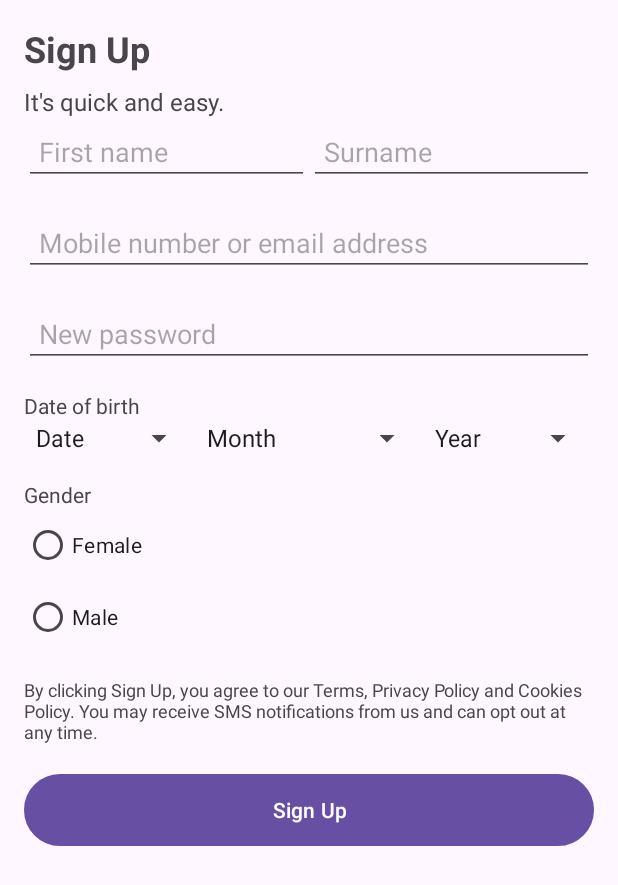
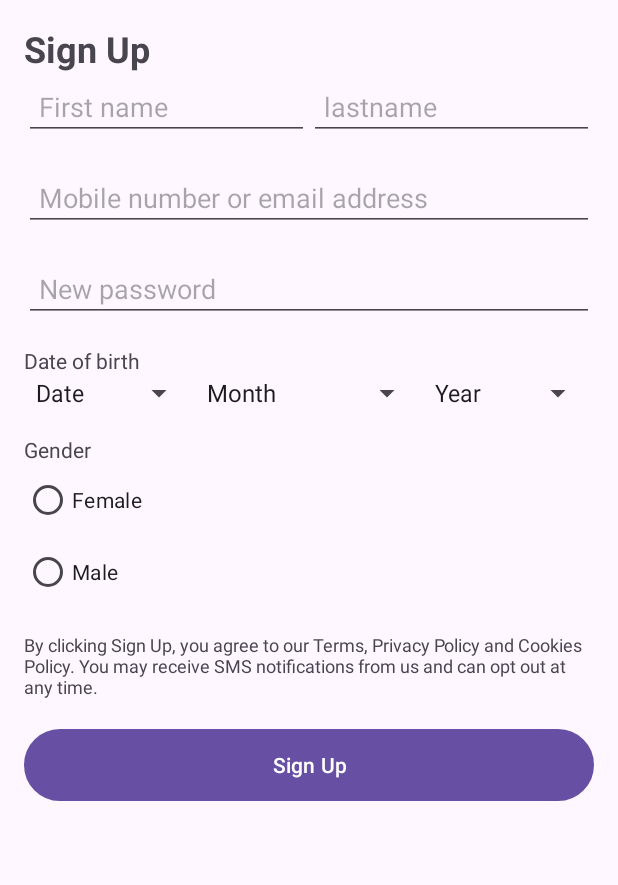
Before and after one commit to Khizar-x64/instagram_clone_, an Android app: the fragment Login_Page_Fragement placed in its activity, after a tap on "Create new account", on a phone screen of 412 x 824 dp. Shown: the top 885 px of the screen. Run offline under Robolectric (Android 15) with nearby library versions, the phone set to English and light mode, and no system bars; our stand-ins replace Firebase (no records; nobody signed in at launch, a user with empty details on screens opened directly); Roboto replaces fonts that are not available here.

```diff
--- a/app/src/main/java/com/example/instagram_clone_/Login_Page_Fragement.kt
+++ b/app/src/main/java/com/example/instagram_clone_/Login_Page_Fragement.kt
@@ -1,6 +1,8 @@
 package com.example.instagram_clone_
 
+import android.content.ContentValues.TAG
 import android.os.Bundle
+import android.util.Log
 import android.view.LayoutInflater
 import android.view.View
 import android.view.ViewGroup
@@ -13,56 +15,76 @@ import com.google.firebase.auth.FirebaseAuth
 
 class Login_Page_Fragement : Fragment(activity_login_page) {
 
+    private lateinit var firebaseAuth: FirebaseAuth
     override fun onCreateView(
         inflater: LayoutInflater, container: ViewGroup?,
         savedInstanceState: Bundle?
     ): View? {
         val view = inflater.inflate(activity_login_page, container, false)
-        val fragment=Signup_page()
         val AccountBtn =view.findViewById<Button>(R.id.btn_create_account)
         AccountBtn.setOnClickListener()
         {
+            val fragment=Signup_page_Fragement()
             requireActivity().supportFragmentManager.beginTransaction()
                 .replace(R.id.main_Fragement_Container, fragment)
                 .commit()
         }
-
         val login_btn:Button=view.findViewById(R.id.btn_login)
 
-        val Email_or_phone_num:String= view.findViewById<EditText>(R.id.email_or_phone)
-            .text.toString().trim()//email or phone store variable
-
-        val password:String=view.findViewById<EditText>(R.id.password)
-            .text.toString().trim()//password store variable
-
-        val  firebaseAuth = FirebaseAuth.getInstance()
-
-        login_btn.setOnClickListener()
-        {
-            if(Email_or_phone_num.isNotEmpty()&&password.isNotEmpty()) {
-                firebaseAuth.signInWithEmailAndPassword(Email_or_phone_num, password)
-                    .addOnSuccessListener {
-                        if (it.user?.isEmailVerified == true) {
-                            Toast.makeText(
-                                requireContext(),
-                                "Login Successfully",
-                                Toast.LENGTH_SHORT
-                            ).show()
-                        } else {
-                            Toast.makeText(requireContext(), "Invalid Email", Toast.LENGTH_SHORT)
-                                .show()
-                        }
-                    }.addOnFailureListener {
-
-                        Toast.makeText(requireContext(), "Login Failed", Toast.LENGTH_SHORT).show()
-                    }
-
-            }
-            else {
-                Toast.makeText(requireContext(), "Invalid Email", Toast.LENGTH_SHORT).show()
-            }
+        login_btn.setOnClickListener() {
+            firebaseAuth = FirebaseAuth.getInstance()
+            performLogin(view,firebaseAuth)
         }
         return view
     }
+   /* public override fun onStart() {
+        super.onStart()
+        // Check if user is signed in (non-null) and update UI accordingly.
+        val currentUser = firebaseAuth.currentUser
+        if (currentUser != null) {
+            Toast.makeText(requireContext(), "yp!", Toast.LENGTH_SHORT).show()
+            relod()
+        }
+    }*/
 
+
+    private fun performLogin(view: View, firebaseAuth: FirebaseAuth) {
+        val emailOrPhone = view.findViewById<EditText>(R.id.email_or_phone)
+            .text.toString().trim()
+        val password = view.findViewById<EditText>(R.id.password)
+            .text.toString().trim()
+       /* firebaseAuth.signInWithEmailAndPassword(emailOrPhone, password)
+    .addOnCompleteListener() { task ->
+        if (task.isSuccessful) {
+            // Sign in success, update UI with the signed-in user's information
+            Log.d(TAG, "signInWithEmail:success")
+            val user = firebaseAuth.currentUser
+
+        } else {
+            // If sign in fails, display a message to the user.
+            Log.w(TAG, "signInWithEmail:failure", task.exception)
+            Toast.makeText(
+                    null,
+                "Authentication failed.",
+                Toast.LENGTH_SHORT,
+            ).show()
+
+        }*/
+
+        if (emailOrPhone.isNotEmpty() && password.isNotEmpty()) {
+            firebaseAuth.signInWithEmailAndPassword(emailOrPhone, password)
+                .addOnSuccessListener {
+                    if (it.user?.isEmailVerified == true) {
+                        Toast.makeText(requireContext(), "Login Successfully", Toast.LENGTH_SHORT).show()
+
+                    } else {
+                        Toast.makeText(requireContext(), "Please verify your email", Toast.LENGTH_SHORT).show()
+                    }
+                }.addOnFailureListener {
+                    Toast.makeText(requireContext(), "Login Failed: ${it.message}", Toast.LENGTH_SHORT).show()
+                }
+        } else {
+            Toast.makeText(requireContext(), "Please enter email/phone and password", Toast.LENGTH_SHORT).show()
+        }
+    }
 }
--- a/app/src/main/java/com/example/instagram_clone_/MainActivity.kt
+++ b/app/src/main/java/com/example/instagram_clone_/MainActivity.kt
@@ -1,8 +1,6 @@
 package com.example.instagram_clone_
 import android.os.Bundle
-import android.widget.ImageView
 import androidx.appcompat.app.AppCompatActivity
-import androidx.fragment.app.Fragment
 import com.example.instagram_clone_.R.id
 import com.example.instagram_clone_.R.layout
 
@@ -13,26 +11,10 @@ class MainActivity : AppCompatActivity() {
 
         setContentView(layout.activity_main)
 
-        val StarterFragment=StarterFragment()
+        val fragment=StarterFragment()
         supportFragmentManager.beginTransaction().
-                add(id.main_Fragement_Container,StarterFragment).
+                add(id.main_Fragement_Container,fragment).
                 commit()
-        /*val startLogo=findViewById<ImageView>(id.start_logo)
-        startLogo.setOnClickListener()
-        {
-           monotoneFragment(Login_Page_Fragement())
 
-        }*/
     }
-
-    /*private fun monotoneFragment(fragment: Fragment) {
-        val fragmentManager=supportFragmentManager
-        val fragmentTransaction=fragmentManager.beginTransaction()
-        fragmentTransaction.replace(id.Fragment_layout,fragment)
-
-        fragmentTransaction.commit()
-    }*/
-
-
-
 }
--- a/app/src/main/java/com/example/instagram_clone_/Signup_page_Fragement.kt
+++ b/app/src/main/java/com/example/instagram_clone_/Signup_page_Fragement.kt
@@ -1,6 +1,70 @@
 package com.example.instagram_clone_
 
+import android.os.Bundle
 import androidx.fragment.app.Fragment
+import android.view.LayoutInflater
+import android.view.View
+import android.view.ViewGroup
+import android.widget.EditText
 
-class Signup_page :Fragment(R.layout.activity_sign_up_page){
+// TODO: Rename parameter arguments, choose names that match
+// the fragment initialization parameters, e.g. ARG_ITEM_NUMBER
+private const val ARG_PARAM1 = "param1"
+private const val ARG_PARAM2 = "param2"
+
+/**
+ * A simple [Fragment] subclass.
+ * Use the [Signup_page_Fragement.newInstance] factory method to
+ * create an instance of this fragment.
+ */
+class Signup_page_Fragement : Fragment() {
+    // TODO: Rename and change types of parameters
+    private var param1: String? = null
+    private var param2: String? = null
+
+    override fun onCreate(savedInstanceState: Bundle?) {
+        super.onCreate(savedInstanceState)
+        arguments?.let {
+            param1 = it.getString(ARG_PARAM1)
+            param2 = it.getString(ARG_PARAM2)
+        }
+    }
+
+    override fun onCreateView(
+        inflater: LayoutInflater, container: ViewGroup?,
+        savedInstanceState: Bundle?
+    ): View? {
+        val view =inflater.
+        inflate(R.layout.activity_sign_up_page, container, false)
+        val firstname=view.findViewById<EditText>(R.id.et_first_name)
+            .text.toString().trim()
+        val lastname=view.findViewById<EditText>(R.id.et_lastname)
+            .text.toString().trim()
+        val Email_or_phone_num:String= view.findViewById<EditText>(R.id.et_mobile_email)
+            .text.toString().trim()//email or phone store variable
+        val password:String=view.findViewById<EditText>(R.id.et_password)
+            .text.toString().trim()//password store variable
+
+        // Inflate the layout for this fragment
+        return view
+    }
+    companion object {
+        /**
+         * Use this factory method to create a new instance of
+         * this fragment using the provided parameters.
+         *
+         * @param param1 Parameter 1.
+         * @param param2 Parameter 2.
+         * @return A new instance of fragment Signup_page_Fragement.
+         */
+        // TODO: Rename and change types and number of parameters
+        @JvmStatic
+        fun newInstance(param1: String, param2: String) =
+            Signup_page_Fragement().apply {
+                arguments = Bundle().apply {
+                    putString(ARG_PARAM1, param1)
+                    putString(ARG_PARAM2, param2)
+                }
+            }
+    }
 }
--- a/app/src/main/res/layout/activity_sign_up_page.xml
+++ b/app/src/main/res/layout/activity_sign_up_page.xml
@@ -11,7 +11,7 @@
         android:id="@+id/tv_signup_title"
         android:layout_width="wrap_content"
         android:layout_height="wrap_content"
-        android:text="Sign Up"
+        android:text="@string/sign_up"
         android:textSize="24sp"
         android:textStyle="bold"
         app:layout_constraintTop_toTopOf="parent"
@@ -19,40 +19,29 @@
         app:layout_constraintEnd_toEndOf="parent"
         app:layout_constraintHorizontal_bias="0"/>
 
-    <!-- Subtitle -->
-    <TextView
-        android:id="@+id/tv_signup_subtitle"
-        android:layout_width="wrap_content"
-        android:layout_height="wrap_content"
-        android:text="It's quick and easy."
-        android:textSize="16sp"
-        android:layout_marginTop="8dp"
-        app:layout_constraintTop_toBottomOf="@id/tv_signup_title"
-        app:layout_constraintStart_toStartOf="parent"
-        app:layout_constraintEnd_toEndOf="parent"
-        app:layout_constraintHorizontal_bias="0"/>
+
 
     <!-- First Name -->
     <EditText
         android:id="@+id/et_first_name"
         android:layout_width="0dp"
         android:layout_height="wrap_content"
-        android:hint="First name"
+        android:hint="@string/first_name"
         android:padding="10dp"
-        app:layout_constraintTop_toBottomOf="@id/tv_signup_subtitle"
+        app:layout_constraintTop_toBottomOf="@id/tv_signup_title"
         app:layout_constraintStart_toStartOf="parent"
-        app:layout_constraintEnd_toStartOf="@+id/et_surname"
+        app:layout_constraintEnd_toStartOf="@+id/et_lastname"
         app:layout_constraintHorizontal_weight="1"
         app:layout_constraintWidth_percent="0.5"/>
 
     <!-- Surname -->
     <EditText
-        android:id="@+id/et_surname"
+        android:id="@+id/et_lastname"
         android:layout_width="0dp"
         android:layout_height="wrap_content"
-        android:hint="Surname"
+        android:hint="@string/lastname"
         android:padding="10dp"
-        app:layout_constraintTop_toBottomOf="@id/tv_signup_subtitle"
+        app:layout_constraintTop_toBottomOf="@id/tv_signup_title"
         app:layout_constraintStart_toEndOf="@id/et_first_name"
         app:layout_constraintEnd_toEndOf="parent"
         app:layout_constraintHorizontal_weight="1"
@@ -63,7 +52,7 @@
         android:id="@+id/et_mobile_email"
         android:layout_width="0dp"
         android:layout_height="wrap_content"
-        android:hint="Mobile number or email address"
+        android:hint="@string/mobile_number_or_email_address"
         android:padding="10dp"
         android:layout_marginTop="16dp"
         app:layout_constraintTop_toBottomOf="@id/et_first_name"
@@ -76,7 +65,7 @@
         android:id="@+id/et_password"
         android:layout_width="0dp"
         android:layout_height="wrap_content"
-        android:hint="New password"
+        android:hint="@string/new_password"
         android:inputType="textPassword"
         android:padding="10dp"
         android:layout_marginTop="16dp"
@@ -90,7 +79,7 @@
         android:id="@+id/tv_dob_label"
         android:layout_width="wrap_content"
         android:layout_height="wrap_content"
-        android:text="Date of birth"
+        android:text="@string/date_of_birth"
         android:layout_marginTop="16dp"
         app:layout_constraintTop_toBottomOf="@id/et_password"
         app:layout_constraintStart_toStartOf="parent"/>
@@ -131,7 +120,7 @@
         android:id="@+id/tv_gender_label"
         android:layout_width="wrap_content"
         android:layout_height="wrap_content"
-        android:text="Gender"
+        android:text="@string/gender"
         android:layout_marginTop="16dp"
         app:layout_constraintTop_toBottomOf="@id/spinner_day"
         app:layout_constraintStart_toStartOf="parent"/>
@@ -150,13 +139,13 @@
             android:id="@+id/rb_female"
             android:layout_width="wrap_content"
             android:layout_height="wrap_content"
-            android:text="Female"/>
+            android:text="@string/female"/>
 
         <RadioButton
             android:id="@+id/rb_male"
             android:layout_width="wrap_content"
             android:layout_height="wrap_content"
-            android:text="Male"/>
+            android:text="@string/male"/>
     </RadioGroup>
 
     <!-- Terms and Conditions -->
@@ -176,7 +165,7 @@
         android:id="@+id/btn_signup"
         android:layout_width="0dp"
         android:layout_height="wrap_content"
-        android:text="Sign Up"
+        android:text="@string/sign_up"
         android:backgroundTint="@android:color/holo_green_dark"
         android:textColor="@android:color/white"
         android:layout_marginTop="20dp"
--- a/app/src/main/res/values/strings.xml
+++ b/app/src/main/res/values/strings.xml
@@ -105,4 +105,13 @@
     <string name="invalid_username">Not a valid username</string>
     <string name="invalid_password">Password must be >5 characters</string>
     <string name="login_failed">"Login failed"</string>
+    <string name="sign_up">Sign Up</string>
+    <string name="first_name">First name</string>
+    <string name="lastname">lastname</string>
+    <string name="mobile_number_or_email_address">Mobile number or email address</string>
+    <string name="new_password">New password</string>
+    <string name="date_of_birth">Date of birth</string>
+    <string name="gender">Gender</string>
+    <string name="female">Female</string>
+    <string name="male">Male</string>
 </resources>
```
Also changed, not shown: app/build.gradle.kts (+8 -0 lines), build.gradle.kts (line endings or trailing spaces).
